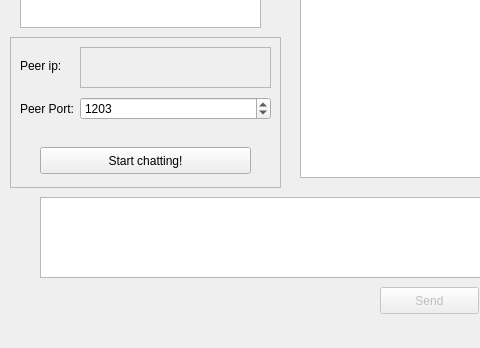
The window that I2I/MainWindow.ui (Aspirisha/au-softdes) describes before a commit, drawn with Qt 5; both pictures show x 0 to 480 and y 252 to 600 of the 894 by 600 pixel window.
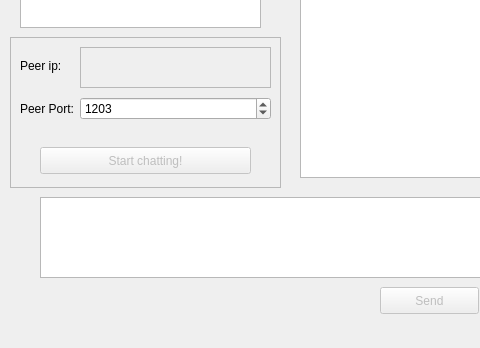
The same window after the commit. Custom widgets are drawn as their Qt base class.

Commit message: enable connection button when peer ip is filled

Patch:
```diff
--- a/I2I/MainWindow.ui
+++ b/I2I/MainWindow.ui
@@ -161,6 +161,9 @@
      </layout>
     </widget>
     <widget class="QPushButton" name="connect">
+     <property name="enabled">
+      <bool>false</bool>
+     </property>
      <property name="geometry">
       <rect>
        <x>30</x>
```
Left out of the diff: 22 changed lines with no effect on the pictures. The commit also changes 2 other files.
